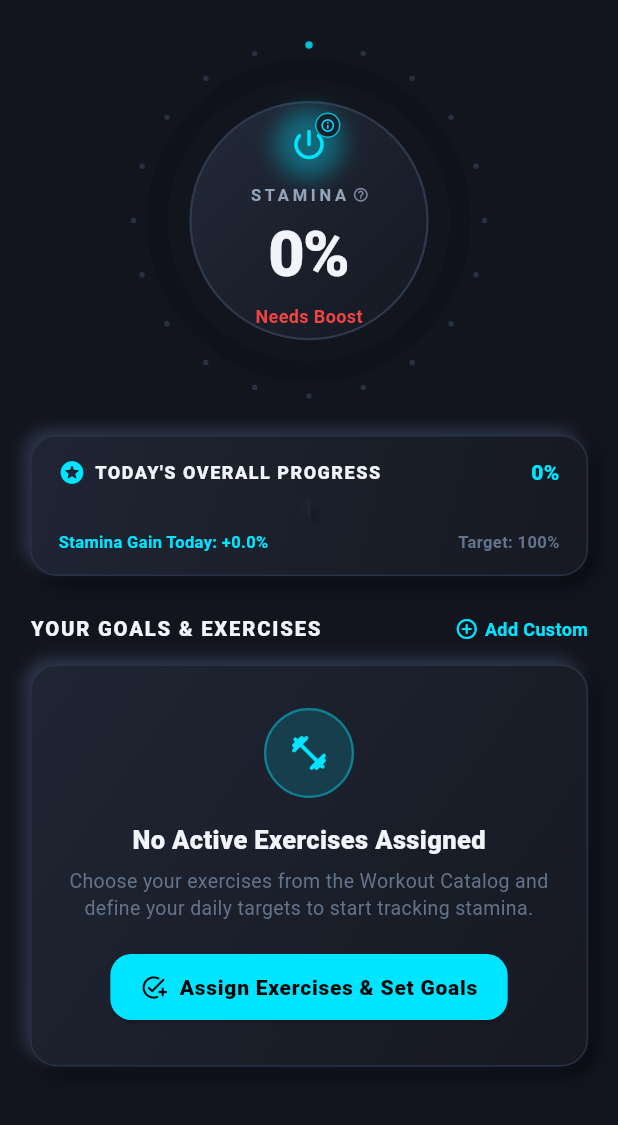
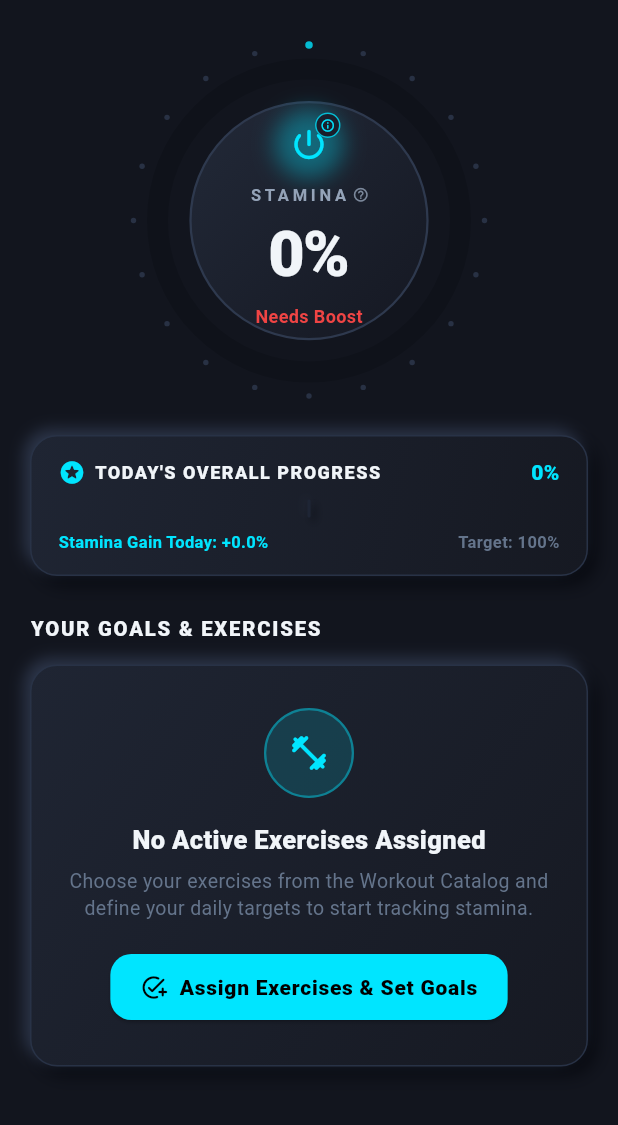
Before and after one commit to aroshwijesinghe/Tummy_boy, a Flutter app: the HomePage screen opened directly, on a phone screen of 412 x 824 dp, the part 111-1236 px from its top. Run offline on Flutter 3.47's test engine with Material 3 defaults, Android fonts, the phone set to English and light mode, and no system bars; our stand-ins replace fl_chart, shared_preferences; accounts and stored records are empty.

Commit message:
refactor(home): remove Add Custom shortcut from home screen

```diff
--- a/lib/features/home/presentation/pages/home_page.dart
+++ b/lib/features/home/presentation/pages/home_page.dart
@@ -4,7 +4,6 @@ import '../../../../core/services/storage_service.dart';
 import '../../../../shared/widgets/neumorphic_container.dart';
 import '../../../exercises/data/models/exercise.dart';
 import '../../../exercises/presentation/pages/exercise_detail_page.dart';
-import '../../../exercises/presentation/pages/add_custom_exercise_page.dart';
 import '../../../exercises/presentation/widgets/exercise_badge_icon.dart';
 import '../../../exercises/data/exercise_service.dart';
 import '../../../exercises/presentation/pages/exercise_list_page.dart';
@@ -332,9 +331,6 @@ class _HomePageState extends State<HomePage> {
                 const SizedBox(height: 26),
 
                 // 4. EXERCISES SECTION HEADER
-                Row(
-                  mainAxisAlignment: MainAxisAlignment.spaceBetween,
-                  children: [
                 Text(
                   'YOUR GOALS & EXERCISES',
                   style: TextStyle(
@@ -343,30 +339,6 @@ class _HomePageState extends State<HomePage> {
                     fontWeight: FontWeight.w800,
                     letterSpacing: 1.2,
                   ),
-                    ),
-                    GestureDetector(
-                      onTap: () {
-                        Navigator.push(
-                          context,
-                          MaterialPageRoute(builder: (_) => const AddCustomExercisePage()),
-                        ).then((_) => _loadData());
-                      },
-                      child: const Row(
-                        children: [
-                          Icon(Icons.add_circle_outline_rounded, size: 16, color: AppColors.neonCyan),
-                          SizedBox(width: 4),
-                          Text(
-                            'Add Custom',
-                            style: TextStyle(
-                              color: AppColors.neonCyan,
-                              fontSize: 12,
-                              fontWeight: FontWeight.w700,
-                            ),
-                          ),
-                        ],
-                      ),
-                    ),
-                  ],
                 ),
 
                 const SizedBox(height: 14),
```
Lines whose indentation alone changed are shown as unchanged.
